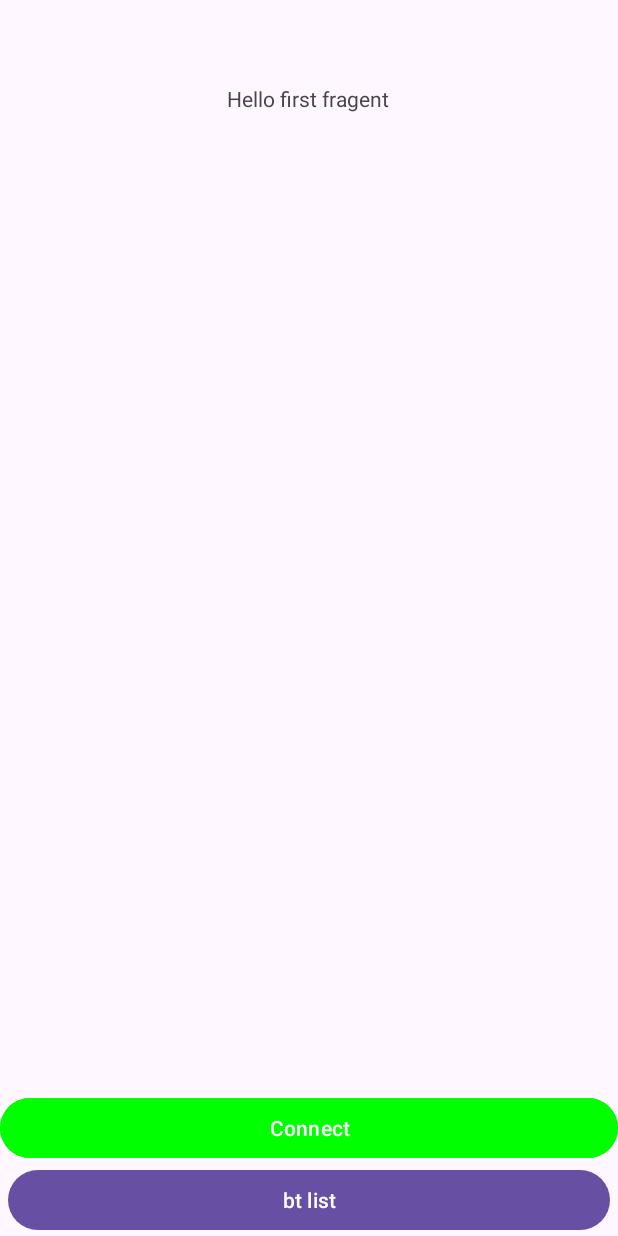
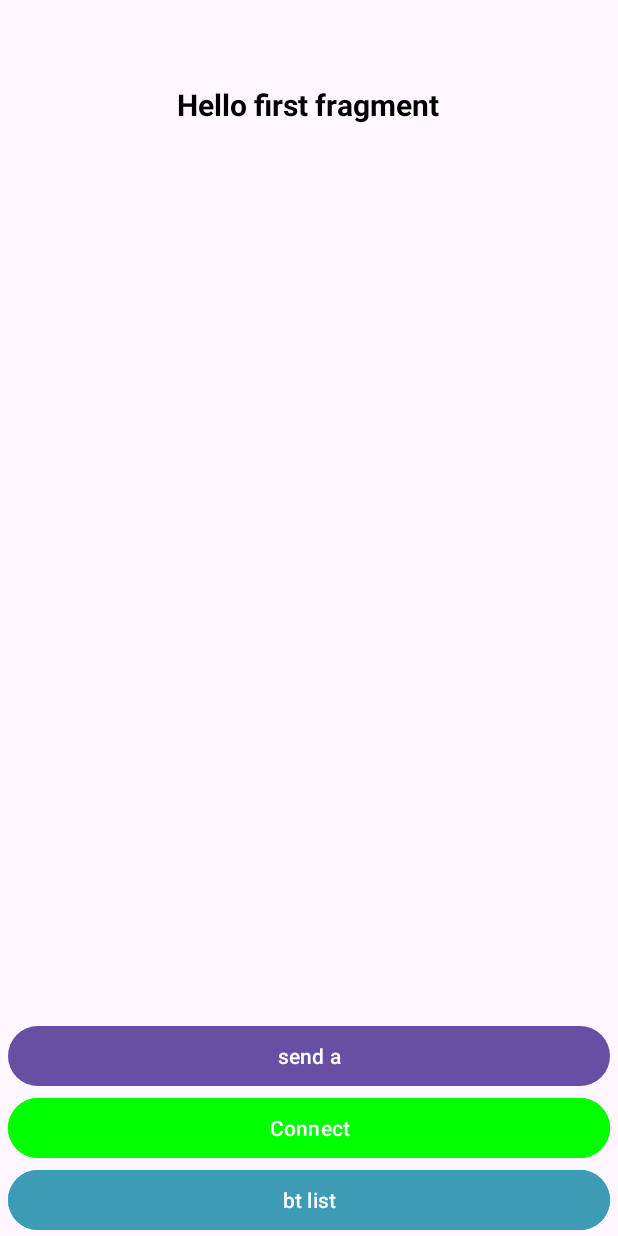
Before and after one commit to Werr2787/LEDMATRIX, an Android app: the screen it shows after launch (StartActivity), after a tap on "Connect", on a phone screen of 412 x 824 dp. Run offline under Robolectric (Android 15) with nearby library versions, the phone set to English and light mode, and no system bars; our stand-ins replace navigation-ui.

Commit message:
Прошел 19 урок

```diff
--- a/app/src/main/java/com/example/ledmatrix/MainFragment.kt
+++ b/app/src/main/java/com/example/ledmatrix/MainFragment.kt
@@ -14,59 +14,60 @@ import com.example.ledmatrix.databinding.FragmentMainBinding
 import com.example.mylibrary_bt_dev.BluetoothConstants
 import com.example.mylibrary_bt_dev.blutooth.BluetoothController
 
-class MainFragment : Fragment(),BluetoothController.Listener {
-    private lateinit var btAdapter:BluetoothAdapter
-    private lateinit var binding:FragmentMainBinding
-    private lateinit var bluetoothController:BluetoothController
+class MainFragment : Fragment(), BluetoothController.Listener {
+    private lateinit var binding: FragmentMainBinding
+    private lateinit var bluetoothController: BluetoothController
+    private lateinit var btAdapter: BluetoothAdapter
+
     override fun onCreateView(
         inflater: LayoutInflater, container: ViewGroup?,
         savedInstanceState: Bundle?
     ): View {
-
         binding = FragmentMainBinding.inflate(inflater, container, false)
         return binding.root
-
     }
 
     override fun onViewCreated(view: View, savedInstanceState: Bundle?) {
         super.onViewCreated(view, savedInstanceState)
         initBtAdapter()
-        val pref =
-            activity?.getSharedPreferences(BluetoothConstants.PREFERENCES, Context.MODE_PRIVATE)
-        val mac=pref?.getString(BluetoothConstants.MAC,"")
-        bluetoothController= BluetoothController(btAdapter)
+        val pref = activity?.getSharedPreferences(
+            BluetoothConstants.PREFERENCES, Context.MODE_PRIVATE)
+        val mac = pref?.getString(BluetoothConstants.MAC, "")
+        bluetoothController = BluetoothController(btAdapter)
+
         binding.bList.setOnClickListener {
             findNavController().navigate(R.id.action_FirstFragment_to_deviceListFragment)
         }
-        binding.bConnect.setOnClickListener{
-            bluetoothController.contect(mac ?:"",this)
+        binding.bConnect.setOnClickListener {
+            bluetoothController.connect(mac ?: "", this)
+        }
+        binding.bSend.setOnClickListener {
+            bluetoothController.sendMessage("A")
         }
     }
 
-    private fun initBtAdapter() {
+    private fun initBtAdapter(){
         val bManager = activity?.getSystemService(Context.BLUETOOTH_SERVICE) as BluetoothManager
         btAdapter = bManager.adapter
     }
 
     override fun onReceive(message: String) {
-        activity?.runOnUiThread{
+        activity?.runOnUiThread {
             when(message){
-                BluetoothController.BLUETOOTH_CONNECTED->{
-                    binding.bConnect.backgroundTintList=AppCompatResources
+                BluetoothController.BLUETOOTH_CONNECTED -> {
+                    binding.bConnect.backgroundTintList = AppCompatResources
                         .getColorStateList(requireContext(), com.example.mylibrary_bt_dev.R.color.red)
-                    binding.bConnect.text="Disconnect"
+                    binding.bConnect.text = "Disconnect"
                 }
-                BluetoothController.BLUETOOTH_NO_CONNECTED->{
-                    binding.bConnect.backgroundTintList=AppCompatResources
+                BluetoothController.BLUETOOTH_NO_CONNECTED -> {
+                    binding.bConnect.backgroundTintList = AppCompatResources
                         .getColorStateList(requireContext(), com.example.mylibrary_bt_dev.R.color.green)
-                    binding.bConnect.text="Connect"
+                    binding.bConnect.text = "Connect"
                 }
-                else->{
-
+                else -> {
+                    binding.tvStatus.text = message
                 }
             }
         }
     }
-
-
 }
--- a/app/src/main/res/layout/fragment_main.xml
+++ b/app/src/main/res/layout/fragment_main.xml
@@ -11,7 +11,10 @@
         android:layout_width="wrap_content"
         android:layout_height="wrap_content"
         android:layout_marginTop="56dp"
-        android:text="Hello first fragent"
+        android:text="@string/hello_first_fragment"
+        android:textColor="#000000"
+        android:textSize="20sp"
+        android:textStyle="bold"
         app:layout_constraintEnd_toEndOf="parent"
         app:layout_constraintHorizontal_bias="0.498"
         app:layout_constraintStart_toStartOf="parent"
@@ -23,6 +26,7 @@
         android:layout_height="wrap_content"
         android:layout_marginStart="5dp"
         android:layout_marginEnd="5dp"
+        android:backgroundTint="#3C9CB5"
         android:text="bt list"
         app:layout_constraintBottom_toBottomOf="parent"
         app:layout_constraintEnd_toEndOf="parent"
@@ -35,6 +39,15 @@
         android:backgroundTint="@color/green"
         android:text="Connect"
         app:layout_constraintBottom_toTopOf="@+id/bList"
-        app:layout_constraintEnd_toEndOf="parent"
-        app:layout_constraintStart_toStartOf="parent" />
+        app:layout_constraintEnd_toEndOf="@+id/bList"
+        app:layout_constraintStart_toStartOf="@+id/bList" />
+
+    <Button
+        android:id="@+id/bSend"
+        android:layout_width="0dp"
+        android:layout_height="wrap_content"
+        android:text="send a"
+        app:layout_constraintBottom_toTopOf="@+id/bConnect"
+        app:layout_constraintEnd_toEndOf="@+id/bConnect"
+        app:layout_constraintStart_toStartOf="@+id/bConnect" />
 </androidx.constraintlayout.widget.ConstraintLayout>
--- a/app/src/main/res/values/strings.xml
+++ b/app/src/main/res/values/strings.xml
@@ -43,4 +43,5 @@
         libero vel nunc consequat, quis tincidunt nisl eleifend. Cras bibendum enim a justo luctus
         vestibulum. Fusce dictum libero quis erat maximus, vitae volutpat diam dignissim.
     </string>
+    <string name="hello_first_fragment">Hello first fragment</string>
 </resources>
--- a/bt_dev/src/main/java/com/example/mylibrary_bt_dev/blutooth/BluetoothController.kt
+++ b/bt_dev/src/main/java/com/example/mylibrary_bt_dev/blutooth/BluetoothController.kt
@@ -1,24 +1,30 @@
 package com.example.mylibrary_bt_dev.blutooth
 
-import android.app.Notification.MessagingStyle.Message
+
 import android.bluetooth.BluetoothAdapter
 
 class BluetoothController(private val adapter: BluetoothAdapter) {
-    private var connectThread: ConnectThread?=null
-    fun contect(mac: String, listener: Listener){
+    private var connectThread: ConnectThread? = null
+
+    fun connect(mac: String, listener: Listener){
         if(adapter.isEnabled && mac.isNotEmpty()){
-            val divice=adapter.getRemoteDevice(mac)
-            connectThread= ConnectThread(divice,listener)
+            val device = adapter.getRemoteDevice(mac)
+            connectThread = ConnectThread(device, listener)
             connectThread?.start()
         }
     }
+    fun sendMessage(message: String){
+        connectThread?.sendMessage(message)
+    }
+
+    fun closeConnection(){
+        connectThread?.closeConnection()
+    }
     companion object{
-        const val BLUETOOTH_CONNECTED="bluetooth_connected"
-        const val BLUETOOTH_NO_CONNECTED="bluetooth_no_connected"
-
+        const val BLUETOOTH_CONNECTED = "bluetooth_connected"
+        const val BLUETOOTH_NO_CONNECTED = "bluetooth_no_connected"
     }
     interface Listener{
         fun onReceive(message: String)
     }
-
 }
```
Also changed, not shown: bt_dev/src/main/java/com/example/mylibrary_bt_dev/blutooth/ConnectThread.kt (+28 -8 lines).
